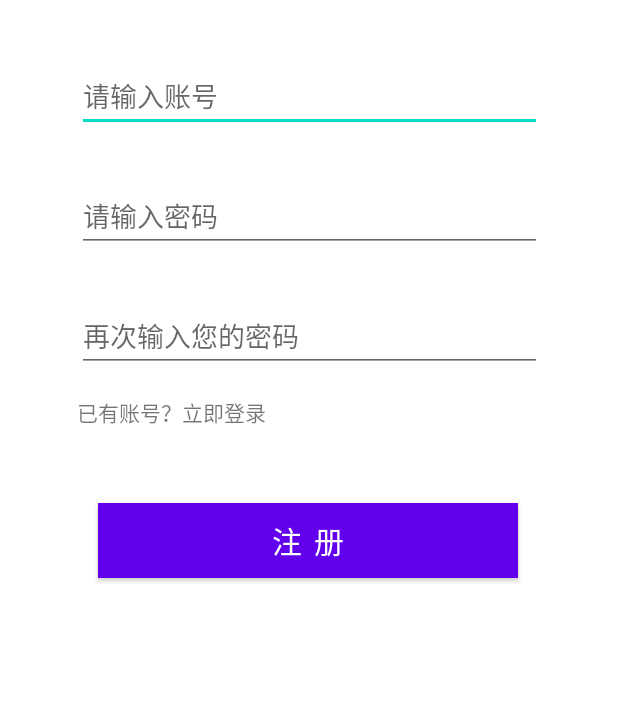
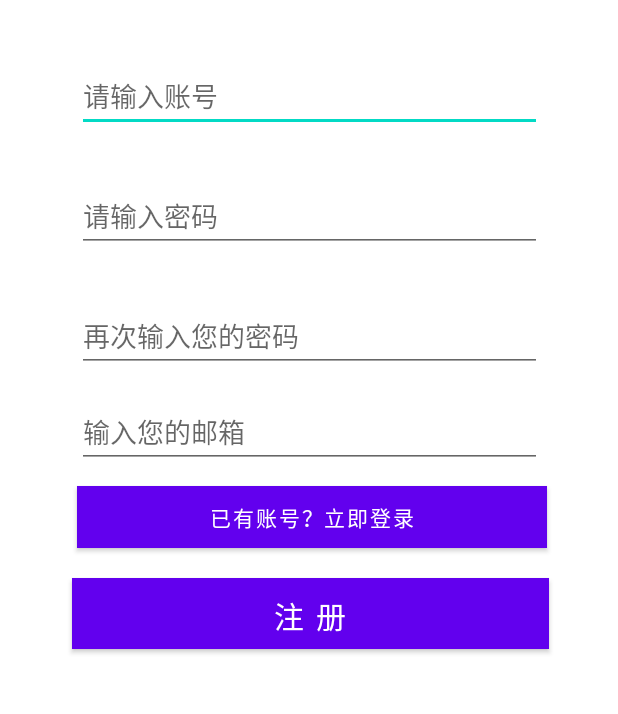
Before and after one commit to zhiyunqwq/Movie, an Android app: the RegisterActivity screen opened directly, with no data from a screen before it, on a phone screen of 412 x 824 dp, the part 384-1098 px from its top. Run offline under Robolectric (Android 15) with nearby library versions, the light colour scheme and no system bars.

Commit message:
完善找回密码功能（尚未完成），注册页面增加填写邮箱地址

```diff
--- a/app/src/main/java/com/example/app1/DatabaseHelper.java
+++ b/app/src/main/java/com/example/app1/DatabaseHelper.java
@@ -14,11 +14,13 @@ public class DatabaseHelper extends SQLiteOpenHelper {
     private static final String COLUMN_ID = "id";
     private static final String COLUMN_USERNAME = "username";
     private static final String COLUMN_PASSWORD = "password";
+    private static final String COLUMN_EMAIL = "email";
 
     private static final String CREATE_TABLE_USERS = "CREATE TABLE "
             + TABLE_USERS + "(" + COLUMN_ID + " INTEGER PRIMARY KEY AUTOINCREMENT,"
             + COLUMN_USERNAME + " TEXT,"
-            + COLUMN_PASSWORD + " TEXT" + ")";
+            + COLUMN_PASSWORD + " TEXT,"
+            + COLUMN_EMAIL + " TEXT" + ")";
 
     public DatabaseHelper(Context context) {
         super(context, DATABASE_NAME, null, DATABASE_VERSION);
@@ -36,11 +38,12 @@ public class DatabaseHelper extends SQLiteOpenHelper {
     }
 
     // 插入数据的方法
-    public boolean insertData(String username, String password) {
+    public boolean insertData(String username, String password,String email) {
         SQLiteDatabase db = this.getWritableDatabase();
         ContentValues values = new ContentValues();
         values.put(COLUMN_USERNAME, username);
         values.put(COLUMN_PASSWORD, password);
+        values.put(COLUMN_EMAIL,email);
 
         long result = db.insert(TABLE_USERS, null, values);
         return result != -1;
--- a/app/src/main/java/com/example/app1/RegisterActivity.java
+++ b/app/src/main/java/com/example/app1/RegisterActivity.java
@@ -8,7 +8,7 @@ import android.view.View;
 import android.widget.*;
 
 public class RegisterActivity extends AppCompatActivity {
-    private EditText Username, Password, ConfirmPassword;
+    private EditText Username, Password, ConfirmPassword,Email;
     private DatabaseHelper mDatabaseHelper;
 
     @Override
@@ -23,7 +23,14 @@ public class RegisterActivity extends AppCompatActivity {
         Username = findViewById(R.id.username_edittext);
         Password = findViewById(R.id.password_edittext);
         ConfirmPassword = findViewById(R.id.repeat);
+        Email = findViewById(R.id.email);
 
+    }
+
+    //已有账号，立刻登录
+    public void GoLog(View btn){
+        Intent intent = new Intent(RegisterActivity.this, LoginActivity.class);
+        startActivity(intent);
     }
     //点击按钮，进行注册
     public void Register(View btn) {
@@ -45,7 +52,7 @@ public class RegisterActivity extends AppCompatActivity {
         // 检查两次输入的密码是否一致
         if (password.equals(confirmPassword)) {
             // 插入数据库
-            boolean isInserted = mDatabaseHelper.insertData(username, password);
+            boolean isInserted = mDatabaseHelper.insertData(username, password,email);
 
             if (isInserted) {
                 // 注册成功
--- a/app/src/main/res/layout/activity_register.xml
+++ b/app/src/main/res/layout/activity_register.xml
@@ -36,35 +36,49 @@
         android:layout_marginTop="32dp"
         android:ems="10"
         android:hint="再次输入您的密码"
-        android:inputType="textPassword"
         app:layout_constraintEnd_toEndOf="@+id/username_edittext"
         app:layout_constraintHorizontal_bias="0.0"
         app:layout_constraintStart_toStartOf="@+id/username_edittext"
         app:layout_constraintTop_toBottomOf="@+id/password_edittext" />
 
-    <TextView
-        android:id="@+id/tv_login"
+    <EditText
+        android:id="@+id/email"
         android:layout_width="0dp"
         android:layout_height="wrap_content"
-        android:layout_marginTop="16dp"
+        android:layout_marginTop="96dp"
+        android:ems="10"
+        android:hint="输入您的邮箱"
+        android:inputType="text"
+        app:layout_constraintEnd_toEndOf="@+id/password_edittext"
+        app:layout_constraintHorizontal_bias="0.0"
+        app:layout_constraintStart_toStartOf="@+id/password_edittext"
+        app:layout_constraintTop_toBottomOf="@+id/password_edittext" />
+
+    <Button
+        android:id="@+id/tv_login"
+        android:layout_width="313dp"
+        android:layout_height="41dp"
+        android:layout_marginTop="76dp"
+        android:background="@color/white"
+        android:onClick="GoLog"
         android:text="已有账号？立即登录"
         app:layout_constraintStart_toStartOf="@+id/repeat"
         app:layout_constraintTop_toBottomOf="@+id/repeat" />
 
     <Button
         android:id="@+id/rEgisterTv"
-        android:layout_width="280dp"
-        android:layout_height="50dp"
-        android:layout_marginTop="50dp"
+        android:layout_width="318dp"
+        android:layout_height="47dp"
+        android:layout_marginTop="20dp"
         android:background="@color/black"
+        android:onClick="Register"
         android:text="注 册"
         android:textColor="#fff"
         android:textSize="20sp"
         app:layout_constraintEnd_toEndOf="@+id/repeat"
         app:layout_constraintHorizontal_bias="0.466"
         app:layout_constraintStart_toStartOf="@+id/repeat"
-        app:layout_constraintTop_toBottomOf="@+id/tv_login"
-        android:onClick="Register"/>
+        app:layout_constraintTop_toBottomOf="@+id/tv_login" />
 
     <ImageView
         android:id="@+id/imageView2"
```
Also changed, not shown: app/src/main/AndroidManifest.xml (+9 -0 lines), app/src/main/java/com/example/app1/LoginActivity.java (+12 -0 lines), app/src/main/java/com/example/app1/PwdFindActivity.java (added, +14 -0 lines), app/src/main/res/layout/activity_login.xml (+6 -4 lines), app/src/main/res/layout/activity_pwd_find.xml (added, +9 -0 lines).
